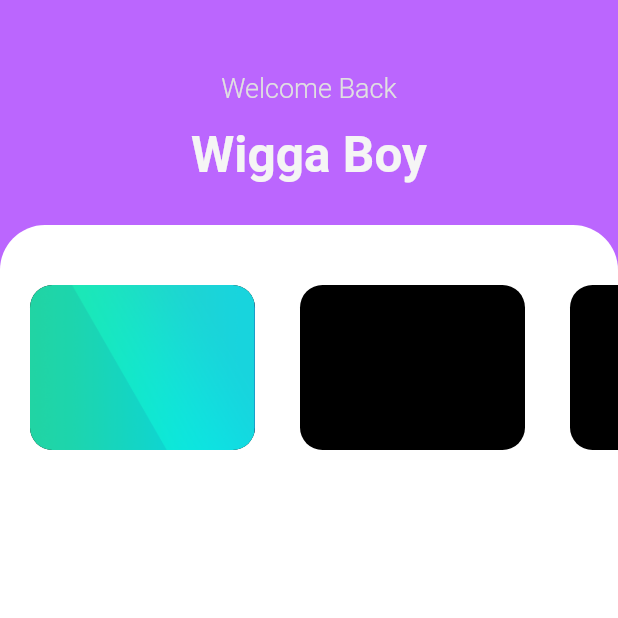
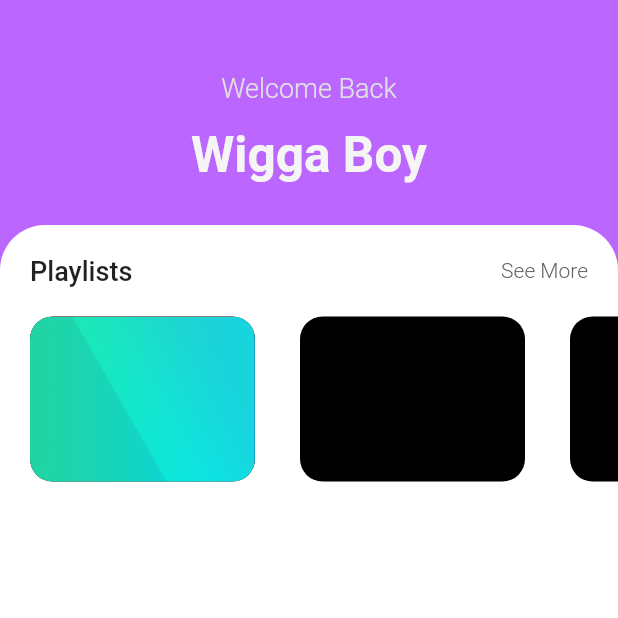
Before and after one commit to Syncxv/music-player-flutter, a Flutter app: the screen it shows after launch, on a phone screen of 412 x 824 dp, the top half of it. Run offline on Flutter 3.47's test engine with Material 2 defaults, Android fonts, the phone set to English and light mode, and no system bars.

Commit message:
header thingy

```diff
--- a/lib/screens/home_screen.dart
+++ b/lib/screens/home_screen.dart
@@ -64,7 +64,9 @@ class HomeScreen extends StatelessWidget {
               ),
             ),
             child: Column(
+              crossAxisAlignment: CrossAxisAlignment.start,
               children: [
+                const HeaderThingy(title: "Playlists"),
                 PlaylistsContainer(
                   playlists: [
                     Playlist(
--- a/lib/widgets/bruh_list.dart
+++ b/lib/widgets/bruh_list.dart
@@ -38,3 +38,35 @@ class PlaylistsContainer extends StatelessWidget {
     );
   }
 }
+
+class HeaderThingy extends StatelessWidget {
+  final String title;
+  const HeaderThingy({Key? key, required this.title}) : super(key: key);
+
+  @override
+  Widget build(BuildContext context) {
+    return Container(
+      margin: const EdgeInsets.symmetric(horizontal: 20),
+      child: Row(
+        mainAxisAlignment: MainAxisAlignment.spaceBetween,
+        children: [
+          Text(
+            title,
+            style: const TextStyle(
+              fontSize: 18,
+              fontWeight: FontWeight.w500,
+            ),
+          ),
+          Text(
+            "See More",
+            style: TextStyle(
+              fontSize: 14,
+              fontWeight: FontWeight.w300,
+              color: Colors.grey[700],
+            ),
+          ),
+        ],
+      ),
+    );
+  }
+}
```
